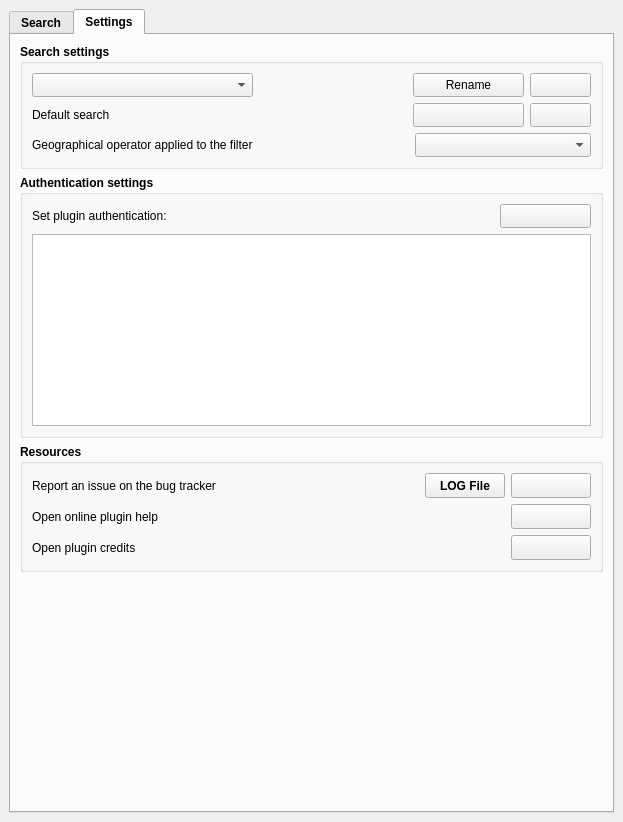
This is ui/isogeo_dockwidget_base.ui in isogeo/isogeo-plugin-qgis as Qt 5 draws it before an edit. The edited form follows.
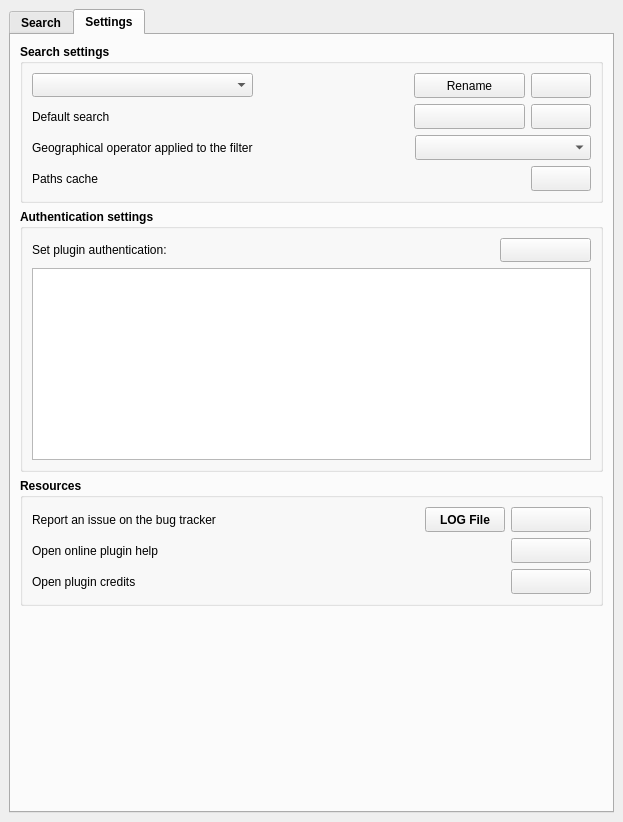
This is the edited form. The open tabs and pages were chosen to show the change. Icons and pictures are not drawn. Custom widgets are drawn as their Qt base class.

Commit message: achieve cache system #135

Patch:
```diff
--- a/ui/isogeo_dockwidget_base.ui
+++ b/ui/isogeo_dockwidget_base.ui
@@ -40,7 +40,7 @@
     </size>
    </property>
    <layout class="QGridLayout" name="gridLayout">
-    <item column="0" row="0">
+    <item column="1" row="0">
      <widget class="QTabWidget" name="tabWidget">
       <property name="sizePolicy">
        <sizepolicy hsizetype="Preferred" vsizetype="Preferred">
@@ -1230,7 +1230,7 @@
         <string>Settings</string>
        </attribute>
        <layout class="QGridLayout" name="gridLayout_7">
-        <item column="0" row="3">
+        <item column="0" row="7">
          <spacer name="verticalSpacer">
           <property name="orientation">
            <enum>Qt::Vertical</enum>
@@ -1287,7 +1287,13 @@
                  <property name="minimumSize">
                   <size>
                    <width>111</width>
-                   <height>24</height>
+                   <height>25</height>
+                  </size>
+                 </property>
+                 <property name="maximumSize">
+                  <size>
+                   <width>115</width>
+                   <height>25</height>
                   </size>
                  </property>
                  <property name="font">
@@ -1309,14 +1315,14 @@
                 <widget class="QPushButton" name="btn_delete_sr">
                  <property name="minimumSize">
                   <size>
-                   <width>61</width>
-                   <height>24</height>
+                   <width>60</width>
+                   <height>25</height>
                   </size>
                  </property>
                  <property name="maximumSize">
                   <size>
-                   <width>61</width>
-                   <height>16777215</height>
+                   <width>60</width>
+                   <height>25</height>
                   </size>
                  </property>
                  <property name="font">
@@ -1369,7 +1375,13 @@
                  <property name="minimumSize">
                   <size>
                    <width>111</width>
-                   <height>24</height>
+                   <height>25</height>
+                  </size>
+                 </property>
+                 <property name="maximumSize">
+                  <size>
+                   <width>115</width>
+                   <height>25</height>
                   </size>
                  </property>
                  <property name="text">
@@ -1385,14 +1397,14 @@
                 <widget class="QPushButton" name="btn_default_reset">
                  <property name="minimumSize">
                   <size>
-                   <width>61</width>
-                   <height>24</height>
+                   <width>60</width>
+                   <height>25</height>
                   </size>
                  </property>
                  <property name="maximumSize">
                   <size>
-                   <width>61</width>
-                   <height>16777215</height>
+                   <width>60</width>
+                   <height>25</height>
                   </size>
                  </property>
                  <property name="text">
@@ -1439,8 +1451,79 @@
                  <property name="minimumSize">
                   <size>
                    <width>176</width>
-                   <height>24</height>
+                   <height>25</height>
                   </size>
+                 </property>
+                 <property name="maximumSize">
+                  <size>
+                   <width>250</width>
+                   <height>25</height>
+                  </size>
+                 </property>
+                </widget>
+               </item>
+              </layout>
+             </item>
+             <item>
+              <layout class="QHBoxLayout" name="horizontalLayout_13">
+               <property name="sizeConstraint">
+                <enum>QLayout::SetDefaultConstraint</enum>
+               </property>
+               <property name="topMargin">
+                <number>0</number>
+               </property>
+               <item>
+                <widget class="QLabel" name="lbl_cache">
+                 <property name="font">
+                  <font>
+                   <weight>50</weight>
+                   <bold>false</bold>
+                  </font>
+                 </property>
+                 <property name="text">
+                  <string>Paths cache</string>
+                 </property>
+                </widget>
+               </item>
+               <item>
+                <spacer name="horizontalSpacer_19">
+                 <property name="orientation">
+                  <enum>Qt::Horizontal</enum>
+                 </property>
+                 <property name="sizeHint" stdset="0">
+                  <size>
+                   <width>40</width>
+                   <height>20</height>
+                  </size>
+                 </property>
+                </spacer>
+               </item>
+               <item>
+                <widget class="QPushButton" name="btn_cache_trash">
+                 <property name="minimumSize">
+                  <size>
+                   <width>60</width>
+                   <height>25</height>
+                  </size>
+                 </property>
+                 <property name="maximumSize">
+                  <size>
+                   <width>60</width>
+                   <height>25</height>
+                  </size>
+                 </property>
+                 <property name="toolTip">
+                  <string>Empty the paths cached</string>
+                 </property>
+                 <property name="autoFillBackground">
+                  <bool>true</bool>
+                 </property>
+                 <property name="icon">
+                  <iconset resource="../resources.qrc">
+                   <normaloff>:/plugins/Isogeo/resources/trash.svg</normaloff>:/plugins/Isogeo/resources/trash.svg</iconset>
+                 </property>
+                 <property name="flat">
+                  <bool>false</bool>
                  </property>
                 </widget>
                </item>
@@ -1451,7 +1534,7 @@
           </layout>
          </widget>
         </item>
-        <item column="0" row="1">
+        <item column="0" row="5">
          <widget class="QGroupBox" name="groupBox">
           <property name="title">
            <string>Authentication settings</string>
@@ -1510,7 +1593,7 @@
           </layout>
          </widget>
         </item>
-        <item column="0" row="2">
+        <item column="0" row="6">
          <widget class="QGroupBox" name="groupBox_4">
           <property name="title">
            <string>Resources</string>
```
Left out of the diff: 11 changed lines with no effect on the pictures. The commit also changes 7 other files.
